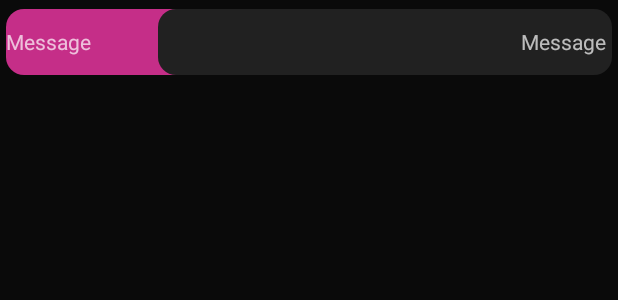
After one commit to OmmarShaikh01/JMessenger, an Android app: the layout message_recycler_view_item.xml on its own in the app's theme, with its tools: preview values and no code run, on a phone screen of 412 x 824 dp. The commit adds this screen. Shown: the top 300 px of the screen. Run offline under Robolectric (Android 15) with nearby library versions, the phone set to English and light mode, and no system bars.

Commit message:
Added chat

```diff
--- a/app/src/main/java/org/jam/jmessenger/MainActivity.kt
+++ b/app/src/main/java/org/jam/jmessenger/MainActivity.kt
@@ -18,7 +18,7 @@ class MainActivity : AppCompatActivity() {
         //TODO: testing connects to emulator
         try {
             val mAuth = FirebaseAuth.getInstance()
-            // mAuth.signOut()
+            mAuth.signOut()
             mAuth.useEmulator("10.0.2.2", 9099)
 
             val mFirestore = FirebaseFirestore.getInstance()
--- a/app/src/main/java/org/jam/jmessenger/data/db/remote/FirebaseChatDatabaseSources.kt
+++ b/app/src/main/java/org/jam/jmessenger/data/db/remote/FirebaseChatDatabaseSources.kt
@@ -38,7 +38,7 @@ class FirebaseChatDatabaseSources {
         }
     }
 
-    // Update Functions ----------------------------------------------------------------------------
+    // Update Functions ------------------------------------------------------ ----------------------
 
 
     // Loader Functions ----------------------------------------------------------------------------
--- a/app/src/main/java/org/jam/jmessenger/ui/chats/ChatsHomeViewModel.kt
+++ b/app/src/main/java/org/jam/jmessenger/ui/chats/ChatsHomeViewModel.kt
@@ -51,7 +51,7 @@ class ChatsHomeViewModel(private val context: WeakReference<Context>, private va
         database_repository.loadUser(uid) { result ->
             run {
                 if (result is Result.Success) result.data.let { user -> _userInfo.value = user }
-                else { throw ExceptionInInitializerError()}
+                else { throw ExceptionInInitializerError() }
             }
         }
     }
@@ -86,6 +86,7 @@ class ChatsHomeViewModel(private val context: WeakReference<Context>, private va
             Toast.makeText(context.get()!!, "Operation Failed.", Toast.LENGTH_SHORT).show()
         }
     }
+
     fun blockUser(friend: UserFriend) {
         val userfriend = User(UserInfo(uid = friend.uid, name = friend.name))
         val user = userInfo.value ?: return
@@ -96,6 +97,7 @@ class ChatsHomeViewModel(private val context: WeakReference<Context>, private va
             Toast.makeText(context.get()!!, "Operation Failed.", Toast.LENGTH_SHORT).show()
         }
     }
+
     fun unfriendUser(friend: UserFriend) {
         val userfriend = User(UserInfo(uid = friend.uid, name = friend.name))
         val user = userInfo.value ?: return
--- /dev/null
+++ b/app/src/main/res/drawable/ic_baseline_keyboard_backspace_24.xml
@@ -0,0 +1,5 @@
+<vector android:height="24dp" android:tint="#FFFFFF"
+    android:viewportHeight="24" android:viewportWidth="24"
+    android:width="24dp" xmlns:android="http://schemas.android.com/apk/res/android">
+    <path android:fillColor="@android:color/white" android:pathData="M21,11H6.83l3.58,-3.59L9,6l-6,6 6,6 1.41,-1.41L6.83,13H21z"/>
+</vector>
--- /dev/null
+++ b/app/src/main/res/drawable/ic_baseline_send_24.xml
@@ -0,0 +1,5 @@
+<vector android:autoMirrored="true" android:height="24dp"
+    android:tint="#FFFFFF" android:viewportHeight="24"
+    android:viewportWidth="24" android:width="24dp" xmlns:android="http://schemas.android.com/apk/res/android">
+    <path android:fillColor="@android:color/white" android:pathData="M2.01,21L23,12 2.01,3 2,10l15,2 -15,2z"/>
+</vector>
--- /dev/null
+++ b/app/src/main/res/drawable/textedit_background_round.xml
@@ -0,0 +1,10 @@
+<?xml version="1.0" encoding="utf-8"?>
+<layer-list xmlns:android="http://schemas.android.com/apk/res/android">
+    <item android:top="0dp" android:bottom="0dp">
+        <shape android:shape="rectangle" >
+            <solid android:color="@color/secondaryColor" />
+            <size android:height="48dp" />
+            <corners android:radius="12dp" />
+        </shape>
+    </item>
+</layer-list>
--- /dev/null
+++ b/app/src/main/res/layout/message_recycler_view_item.xml
@@ -0,0 +1,54 @@
+<?xml version="1.0" encoding="utf-8"?>
+<androidx.constraintlayout.widget.ConstraintLayout xmlns:android="http://schemas.android.com/apk/res/android"
+    xmlns:app="http://schemas.android.com/apk/res-auto"
+    xmlns:tools="http://schemas.android.com/tools"
+    android:id="@+id/message_ConstLayout"
+    android:layout_width="match_parent"
+    android:layout_height="48dp"
+    android:layout_margin="4dp">
+
+    <TextView
+        android:id="@+id/message_FriendChat"
+        android:layout_width="0dp"
+        android:layout_height="44dp"
+        android:background="@drawable/textedit_background_round"
+        android:gravity="center_vertical"
+        android:text="Message"
+        android:textAlignment="viewStart"
+        app:layout_constraintBottom_toBottomOf="parent"
+        app:layout_constraintEnd_toStartOf="@+id/guideline20"
+        app:layout_constraintHorizontal_bias="0.0"
+        app:layout_constraintStart_toStartOf="parent"
+        app:layout_constraintTop_toTopOf="parent"
+        tools:paddingLeft="4dp" />
+
+    <TextView
+        android:id="@+id/message_UserChat"
+        android:layout_width="0dp"
+        android:layout_height="44dp"
+        android:background="@drawable/textedit_background_round"
+        android:backgroundTint="@color/primaryColor"
+        android:gravity="center_vertical"
+        android:paddingRight="4dp"
+        android:text="Message"
+        android:textAlignment="viewEnd"
+        app:layout_constraintBottom_toBottomOf="parent"
+        app:layout_constraintEnd_toEndOf="parent"
+        app:layout_constraintHorizontal_bias="1.0"
+        app:layout_constraintStart_toStartOf="@+id/guideline19"
+        app:layout_constraintTop_toTopOf="parent" />
+
+    <androidx.constraintlayout.widget.Guideline
+        android:id="@+id/guideline19"
+        android:layout_width="wrap_content"
+        android:layout_height="wrap_content"
+        android:orientation="vertical"
+        app:layout_constraintGuide_percent="0.25" />
+
+    <androidx.constraintlayout.widget.Guideline
+        android:id="@+id/guideline20"
+        android:layout_width="wrap_content"
+        android:layout_height="wrap_content"
+        android:orientation="vertical"
+        app:layout_constraintGuide_percent="0.75" />
+</androidx.constraintlayout.widget.ConstraintLayout>
```
Also changed, not shown: app/src/main/java/org/jam/jmessenger/data/db/entity/RoomMessage.kt (+30 -2 lines), app/src/main/java/org/jam/jmessenger/data/db/repository/ChatsRepository.kt (+9 -2 lines), app/src/main/java/org/jam/jmessenger/ui/chats/ChatFragment.kt (added, +93 -0 lines), app/src/main/java/org/jam/jmessenger/ui/chats/ChatRecycleViewAdapter.kt (added, +76 -0 lines), app/src/main/java/org/jam/jmessenger/ui/chats/ChatViewModel.kt (added, +109 -0 lines), app/src/main/java/org/jam/jmessenger/ui/chats/ChatsRecyclerViewAdapter.kt (+11 -5 lines), app/src/main/res/layout/chat_fragment.xml (added, +135 -0 lines), app/src/main/res/navigation/nav_main.xml (+15 -0 lines), app/src/main/res/values/style.xml (+20 -0 lines).
